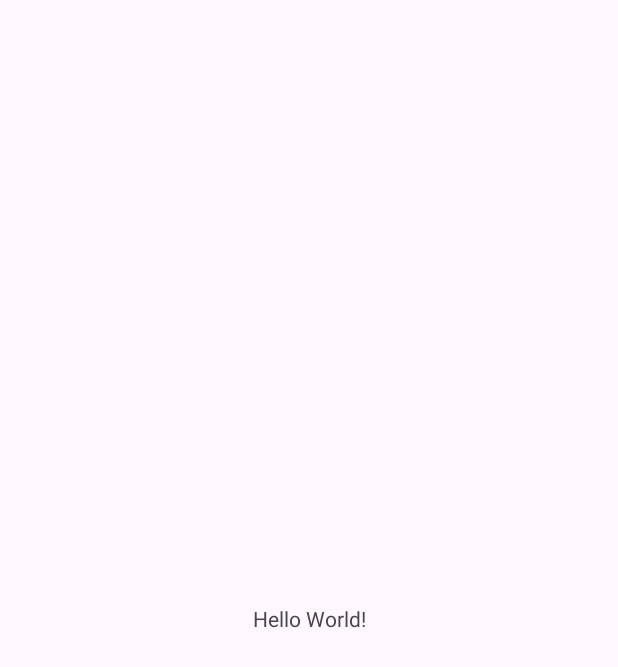
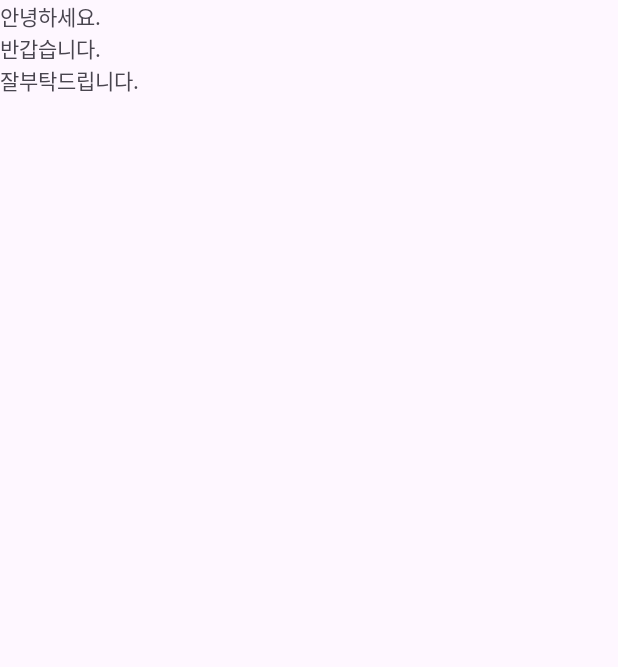
Before and after one commit to Gun7985/work-of-a-college-student, an Android app: the screen it shows after launch (MainActivity), on a phone screen of 412 x 824 dp. Before the commit the part shown is almost empty. Shown: the top 667 px of the screen. Run offline under Robolectric (Android 15) with nearby library versions, the phone set to English and light mode, and no system bars.

Commit message:
LinearLayout으로 변경 + TextView 3개 배치

```diff
--- a/app/src/main/res/layout/activity_main.xml
+++ b/app/src/main/res/layout/activity_main.xml
@@ -1,18 +1,23 @@
 <?xml version="1.0" encoding="utf-8"?>
-<androidx.constraintlayout.widget.ConstraintLayout xmlns:android="http://schemas.android.com/apk/res/android"
+<LinearLayout xmlns:android="http://schemas.android.com/apk/res/android"
     xmlns:app="http://schemas.android.com/apk/res-auto"
     xmlns:tools="http://schemas.android.com/tools"
     android:layout_width="match_parent"
     android:layout_height="match_parent"
+    android:orientation="vertical"
     tools:context=".MainActivity">
 
     <TextView
         android:layout_width="wrap_content"
         android:layout_height="wrap_content"
-        android:text="Hello World!"
-        app:layout_constraintBottom_toBottomOf="parent"
-        app:layout_constraintEnd_toEndOf="parent"
-        app:layout_constraintStart_toStartOf="parent"
-        app:layout_constraintTop_toTopOf="parent" />
+        android:text="안녕하세요."/>
+    <TextView
+        android:layout_width="wrap_content"
+        android:layout_height="wrap_content"
+        android:text="반갑습니다."/>
+    <TextView
+        android:layout_width="wrap_content"
+        android:layout_height="wrap_content"
+        android:text="잘부탁드립니다."/>
 
-</androidx.constraintlayout.widget.ConstraintLayout>
+</LinearLayout>
```
